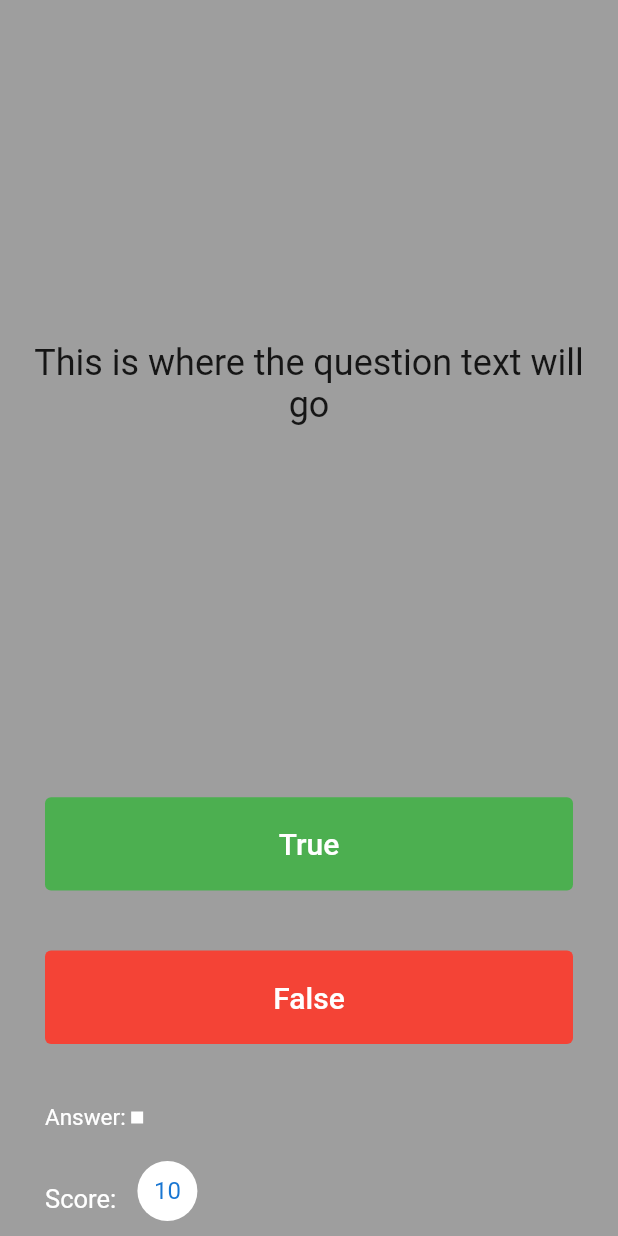
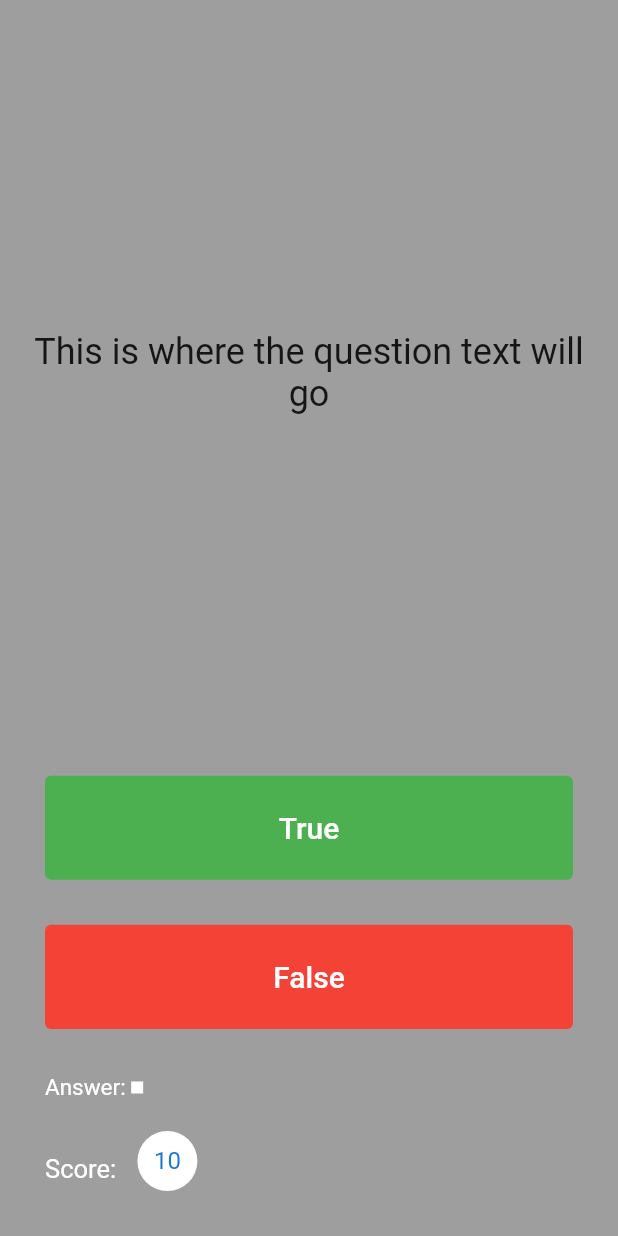
Before and after one commit to vijai-ks/Quizzler, a Flutter app: the screen it shows after launch, on a phone screen of 412 x 824 dp. Run offline on Flutter 3.47's test engine with Material 2 defaults, Android fonts, the phone set to English and light mode, and no system bars.

Commit message:
refactor: quizzler-home: Update padding of buttons
Signed-off-by: vijai-ks <vijai.ksv@gmail.com>

```diff
--- a/lib/main.dart
+++ b/lib/main.dart
@@ -42,7 +42,7 @@ class _QuizzlerState extends State<Quizzler> {
                 ),
                 Expanded(
                   child: Padding(
-                    padding: const EdgeInsets.all(20.0),
+                    padding: const EdgeInsets.fromLTRB(20, 20, 20.0, 10),
                     child: TextButton(
                       onPressed: () {
                         scoreKeeper.add(
@@ -67,7 +67,7 @@ class _QuizzlerState extends State<Quizzler> {
                 ),
                 Expanded(
                   child: Padding(
-                    padding: const EdgeInsets.all(20.0),
+                    padding: const EdgeInsets.fromLTRB(20, 20, 20.0, 10),
                     child: TextButton(
                       onPressed: () {
                         scoreKeeper.add(
@@ -114,7 +114,7 @@ class _QuizzlerState extends State<Quizzler> {
                   ),
                 ),
                 Padding(
-                  padding: const EdgeInsets.symmetric(horizontal: 20),
+                  padding: const EdgeInsets.fromLTRB(20, 0, 20, 20),
                   child: Container(
                     child: const Row(
                       children: [
```
